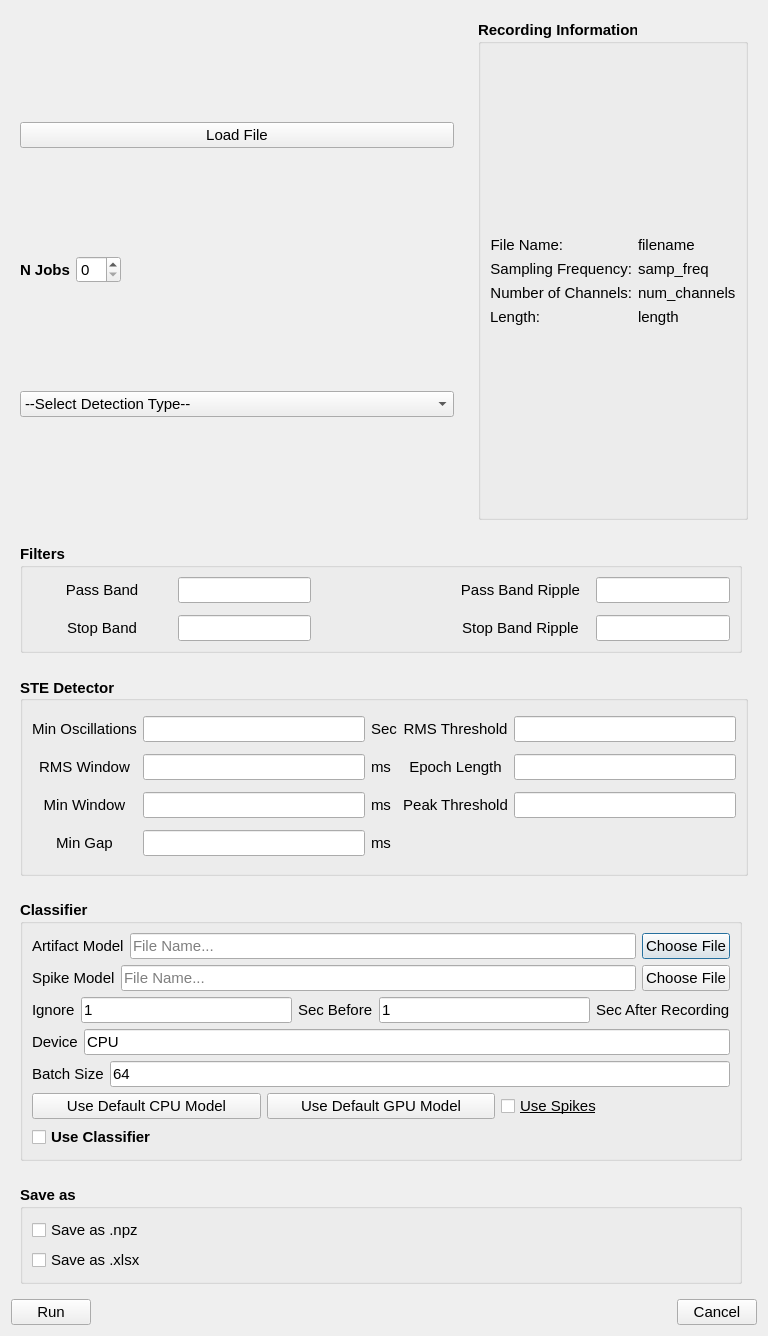
Before: the Qt Designer form src/ui/quick_detection.ui in roychowdhuryresearch/pyHFO, drawn with Qt 5.
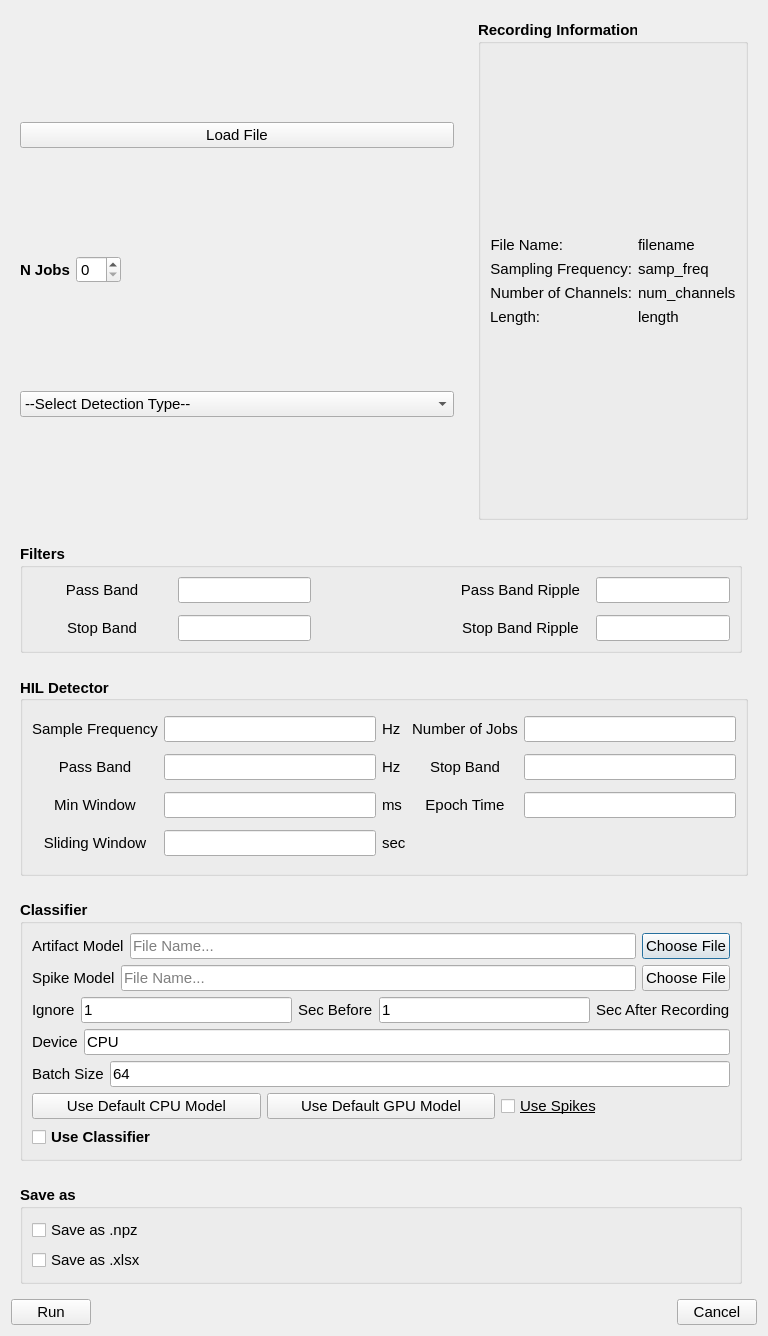
After: the same form once the commit is applied. The open tabs and pages were chosen to show the change.

```diff
--- a/src/ui/quick_detection.ui
+++ b/src/ui/quick_detection.ui
@@ -1816,6 +1816,296 @@
          </item>
         </layout>
        </widget>
+       <widget class="QWidget" name="qd_page_HIL">
+        <layout class="QGridLayout" name="gridLayout_7">
+         <item row="0" column="0">
+          <widget class="QGroupBox" name="qd_HIL_detector">
+           <property name="font">
+            <font>
+             <family>Arial</family>
+             <pointsize>11</pointsize>
+             <bold>true</bold>
+            </font>
+           </property>
+           <property name="layoutDirection">
+            <enum>Qt::LeftToRight</enum>
+           </property>
+           <property name="title">
+            <string>HIL Detector</string>
+           </property>
+           <property name="alignment">
+            <set>Qt::AlignLeading|Qt::AlignLeft|Qt::AlignVCenter</set>
+           </property>
+           <layout class="QGridLayout" name="gridLayout">
+            <item row="0" column="0">
+             <widget class="QLabel" name="label_103">
+              <property name="font">
+               <font>
+                <family>Arial</family>
+                <pointsize>11</pointsize>
+                <bold>false</bold>
+               </font>
+              </property>
+              <property name="text">
+               <string>Sample Frequency</string>
+              </property>
+              <property name="alignment">
+               <set>Qt::AlignCenter</set>
+              </property>
+             </widget>
+            </item>
+            <item row="0" column="1">
+             <widget class="QLineEdit" name="qd_hil_sample_freq_input">
+              <property name="font">
+               <font>
+                <family>Arial</family>
+                <pointsize>11</pointsize>
+                <bold>false</bold>
+               </font>
+              </property>
+             </widget>
+            </item>
+            <item row="0" column="2">
+             <widget class="QLabel" name="label_108">
+              <property name="font">
+               <font>
+                <family>Arial</family>
+                <pointsize>11</pointsize>
+                <bold>false</bold>
+               </font>
+              </property>
+              <property name="text">
+               <string>Hz</string>
+              </property>
+              <property name="alignment">
+               <set>Qt::AlignLeading|Qt::AlignLeft|Qt::AlignVCenter</set>
+              </property>
+             </widget>
+            </item>
+            <item row="0" column="3">
+             <widget class="QLabel" name="label_102">
+              <property name="font">
+               <font>
+                <family>Arial</family>
+                <pointsize>11</pointsize>
+                <bold>false</bold>
+               </font>
+              </property>
+              <property name="text">
+               <string>Number of Jobs</string>
+              </property>
+              <property name="alignment">
+               <set>Qt::AlignCenter</set>
+              </property>
+             </widget>
+            </item>
+            <item row="0" column="4">
+             <widget class="QLineEdit" name="qd_hil_n_jobs_input">
+              <property name="font">
+               <font>
+                <family>Arial</family>
+                <pointsize>11</pointsize>
+                <bold>false</bold>
+               </font>
+              </property>
+             </widget>
+            </item>
+            <item row="1" column="0">
+             <widget class="QLabel" name="label_104">
+              <property name="font">
+               <font>
+                <family>Arial</family>
+                <pointsize>11</pointsize>
+                <bold>false</bold>
+               </font>
+              </property>
+              <property name="text">
+               <string>Pass Band</string>
+              </property>
+              <property name="alignment">
+               <set>Qt::AlignCenter</set>
+              </property>
+             </widget>
+            </item>
+            <item row="1" column="1">
+             <widget class="QLineEdit" name="qd_hil_pass_band_input">
+              <property name="font">
+               <font>
+                <family>Arial</family>
+                <pointsize>11</pointsize>
+                <bold>false</bold>
+               </font>
+              </property>
+             </widget>
+            </item>
+            <item row="1" column="2">
+             <widget class="QLabel" name="label_96">
+              <property name="font">
+               <font>
+                <family>Arial</family>
+                <pointsize>11</pointsize>
+                <bold>false</bold>
+               </font>
+              </property>
+              <property name="text">
+               <string>Hz</string>
+              </property>
+              <property name="alignment">
+               <set>Qt::AlignLeading|Qt::AlignLeft|Qt::AlignVCenter</set>
+              </property>
+             </widget>
+            </item>
+            <item row="1" column="3">
+             <widget class="QLabel" name="label_107">
+              <property name="font">
+               <font>
+                <family>Arial</family>
+                <pointsize>11</pointsize>
+                <bold>false</bold>
+               </font>
+              </property>
+              <property name="text">
+               <string>Stop Band</string>
+              </property>
+              <property name="alignment">
+               <set>Qt::AlignCenter</set>
+              </property>
+             </widget>
+            </item>
+            <item row="1" column="4">
+             <widget class="QLineEdit" name="qd_hil_stop_band_input">
+              <property name="font">
+               <font>
+                <family>Arial</family>
+                <pointsize>11</pointsize>
+                <bold>false</bold>
+               </font>
+              </property>
+             </widget>
+            </item>
+            <item row="2" column="0">
+             <widget class="QLabel" name="label_97">
+              <property name="font">
+               <font>
+                <family>Arial</family>
+                <pointsize>11</pointsize>
+                <bold>false</bold>
+               </font>
+              </property>
+              <property name="text">
+               <string>Min Window</string>
+              </property>
+              <property name="alignment">
+               <set>Qt::AlignCenter</set>
+              </property>
+             </widget>
+            </item>
+            <item row="2" column="1">
+             <widget class="QLineEdit" name="qd_hil_min_window_input">
+              <property name="font">
+               <font>
+                <family>Arial</family>
+                <pointsize>11</pointsize>
+                <bold>false</bold>
+               </font>
+              </property>
+             </widget>
+            </item>
+            <item row="2" column="2">
+             <widget class="QLabel" name="label_95">
+              <property name="font">
+               <font>
+                <family>Arial</family>
+                <pointsize>11</pointsize>
+                <bold>false</bold>
+               </font>
+              </property>
+              <property name="text">
+               <string>ms</string>
+              </property>
+              <property name="alignment">
+               <set>Qt::AlignLeading|Qt::AlignLeft|Qt::AlignVCenter</set>
+              </property>
+             </widget>
+            </item>
+            <item row="2" column="3">
+             <widget class="QLabel" name="label_101">
+              <property name="font">
+               <font>
+                <family>Arial</family>
+                <pointsize>11</pointsize>
+                <bold>false</bold>
+               </font>
+              </property>
+              <property name="text">
+               <string>Epoch Time</string>
+              </property>
+              <property name="alignment">
+               <set>Qt::AlignCenter</set>
+              </property>
+             </widget>
+            </item>
+            <item row="2" column="4">
+             <widget class="QLineEdit" name="qd_hil_epoch_time_input">
+              <property name="font">
+               <font>
+                <family>Arial</family>
+                <pointsize>11</pointsize>
+                <bold>false</bold>
+               </font>
+              </property>
+             </widget>
+            </item>
+            <item row="3" column="0">
+             <widget class="QLabel" name="label_100">
+              <property name="font">
+               <font>
+                <family>Arial</family>
+                <pointsize>11</pointsize>
+                <bold>false</bold>
+               </font>
+              </property>
+              <property name="text">
+               <string>Sliding Window</string>
+              </property>
+              <property name="alignment">
+               <set>Qt::AlignCenter</set>
+              </property>
+             </widget>
+            </item>
+            <item row="3" column="1">
+             <widget class="QLineEdit" name="qd_hil_sliding_window_input">
+              <property name="font">
+               <font>
+                <family>Arial</family>
+                <pointsize>11</pointsize>
+                <bold>false</bold>
+               </font>
+              </property>
+             </widget>
+            </item>
+            <item row="3" column="2">
+             <widget class="QLabel" name="label_111">
+              <property name="font">
+               <font>
+                <family>Arial</family>
+                <pointsize>11</pointsize>
+                <bold>false</bold>
+               </font>
+              </property>
+              <property name="text">
+               <string>sec</string>
+              </property>
+              <property name="alignment">
+               <set>Qt::AlignLeading|Qt::AlignLeft|Qt::AlignVCenter</set>
+              </property>
+             </widget>
+            </item>
+           </layout>
+          </widget>
+         </item>
+        </layout>
+       </widget>
       </widget>
      </item>
     </layout>
```
Left out of the diff: 5 changed lines with no effect on the pictures.
